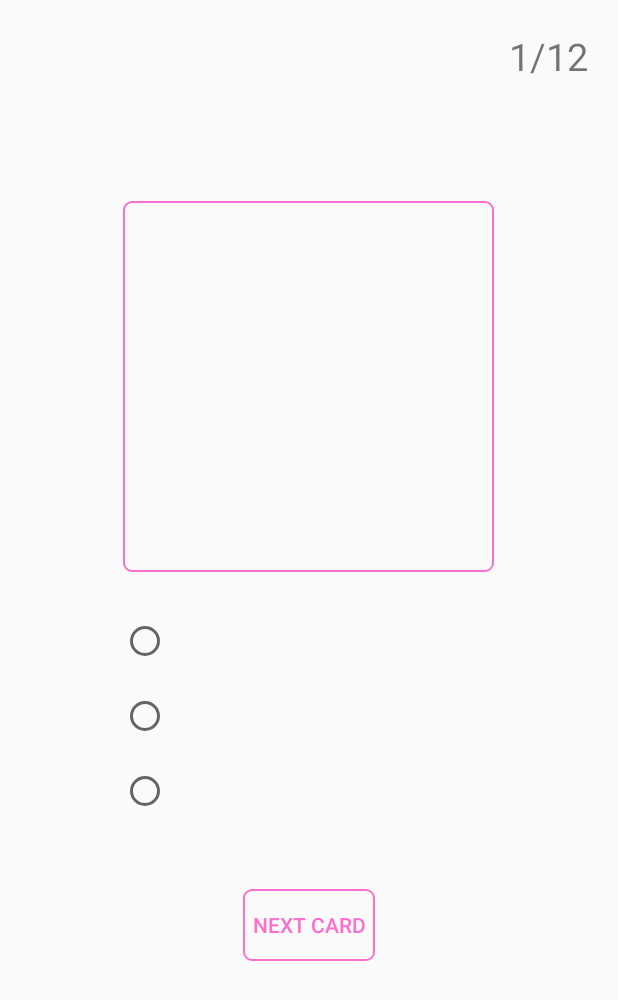
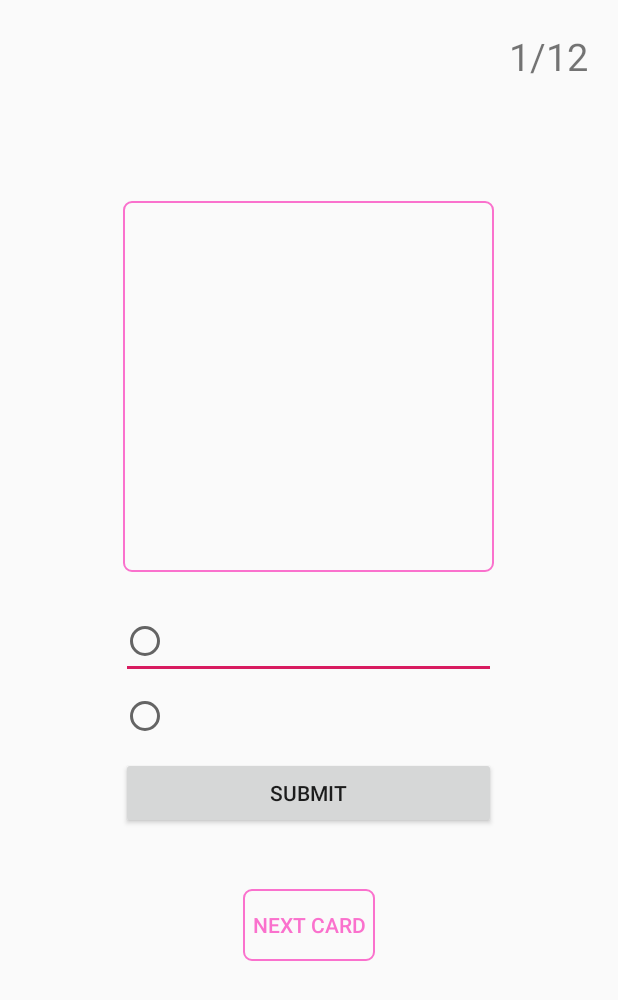
Before and after one commit to phanhung98/Flashcard_Game, an Android app: the layout activity_game_play.xml on its own in the app's theme, with its tools: preview values and no code run, on a phone screen of 412 x 824 dp. Shown: the top 1000 px of the screen. Run offline under Robolectric (Android 15) with nearby library versions, the phone set to English and light mode, and no system bars; network calls fail.

Commit message:
InputType=Text

```diff
--- a/app/src/main/java/com/ccvn/flashcard_game/retrofit/APIUtils.java
+++ b/app/src/main/java/com/ccvn/flashcard_game/retrofit/APIUtils.java
@@ -3,7 +3,9 @@ package com.ccvn.flashcard_game.retrofit;
 public class APIUtils {
 
         public static final String BASE_URL = "http://192.168.1.77:8000/api/";
+        public static final String BASE_URL1 = "https://raw.githubusercontent.com/phanhung98/FakeApi/master/";
         public static final String URL_GAME_LIST = "games/";
+        public static final String URL_GAME_LIST1 = "listgame";
         public static final String URL_HIGHSCORE = "highscore";
 
 
@@ -12,7 +14,7 @@ public class APIUtils {
         }
 
         public static GameAPIService getAPIService(){
-                return APIClient.getInstance(BASE_URL).create(GameAPIService.class);
+                return APIClient.getInstance(BASE_URL1).create(GameAPIService.class);
         }
 
 
--- a/app/src/main/java/com/ccvn/flashcard_game/retrofit/GameAPIService.java
+++ b/app/src/main/java/com/ccvn/flashcard_game/retrofit/GameAPIService.java
@@ -18,7 +18,7 @@ import retrofit2.http.Url;
 
 public interface GameAPIService {
 
-    @GET(APIUtils.URL_GAME_LIST)
+    @GET(APIUtils.URL_GAME_LIST1)
     Observable<List<Game>> getGame();
 
     @GET
--- a/app/src/main/java/com/ccvn/flashcard_game/views/GameDetailActivity.java
+++ b/app/src/main/java/com/ccvn/flashcard_game/views/GameDetailActivity.java
@@ -61,7 +61,8 @@ public class GameDetailActivity extends AppCompatActivity {
 
         Intent intent = getIntent();
         id = intent.getIntExtra(ListGameFragment.GAME_ID, 0);
-        mGameDetailViewModel.getGameDetail(APIUtils.URL_GAME_LIST + id);
+//        mGameDetailViewModel.getGameDetail(APIUtils.URL_GAME_LIST + id);
+        mGameDetailViewModel.getGameDetail(String.valueOf(id));
 
     }
 
--- a/app/src/main/res/layout/activity_game_play.xml
+++ b/app/src/main/res/layout/activity_game_play.xml
@@ -93,12 +93,29 @@
 
     </RadioGroup>
 
+    <EditText
+        android:id="@+id/inputAnswer"
+        android:layout_alignLeft="@+id/radio_group"
+        android:layout_alignRight="@+id/radio_group"
+        android:layout_alignBottom="@+id/radio_group"
+        android:layout_marginBottom="100dp"
+        android:layout_width="wrap_content"
+        android:layout_height="wrap_content"/>
+    <Button
+        android:id="@+id/btn_Submit"
+        android:text="Submit"
+        android:layout_alignLeft="@+id/radio_group"
+        android:layout_alignRight="@+id/radio_group"
+        android:layout_alignBottom="@+id/radio_group"
+        android:layout_width="100dp"
+        android:layout_height="wrap_content"/>
+
     <Button
         android:layout_below="@+id/radio_group"
         android:layout_marginTop="40dp"
         android:layout_centerHorizontal="true"
         android:text="@string/nextcard_button"
-        android:id="@+id/btn_submit"
+        android:id="@+id/btn_next_card"
         android:background="@drawable/button_style"
         android:textColor="#FA71CD"
         android:onClick="nextCard"
--- a/app/src/main/res/values/colors.xml
+++ b/app/src/main/res/values/colors.xml
@@ -3,4 +3,9 @@
     <color name="colorPrimary">#008577</color>
     <color name="colorPrimaryDark">#073D37</color>
     <color name="colorAccent">#D81B60</color>
+
+    <color name="rightColorText">#0FB816</color>
+    <color name="wrongColorText">#F30909</color>
+    <color name="defaultColorText">#090808</color>
+
 </resources>
```
Also changed, not shown: app/src/main/java/com/ccvn/flashcard_game/views/GamePlayActivity.java (+83 -20 lines).
